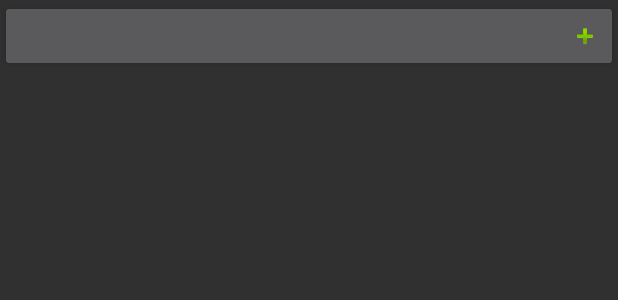
After one commit to Farijo/bo-shower-client, an Android app: the layout item_file_locale.xml on its own in the app's theme, with its tools: preview values and no code run, on a phone screen of 412 x 824 dp. The commit adds this screen. Shown: the top 300 px of the screen. Run offline under Robolectric (Android 15) with nearby library versions, the phone set to English and light mode, and no system bars.

Commit message:
ajout item fichier local

```diff
--- /dev/null
+++ b/app/src/main/res/layout/item_file_locale.xml
@@ -0,0 +1,30 @@
+<?xml version="1.0" encoding="utf-8"?>
+<RelativeLayout xmlns:android="http://schemas.android.com/apk/res/android"
+    xmlns:app="http://schemas.android.com/apk/res-auto"
+    xmlns:tools="http://schemas.android.com/tools"
+    android:id="@+id/launch_local"
+    style="@style/Widget.AppCompat.Button"
+    android:layout_width="match_parent"
+    android:layout_height="wrap_content"
+    android:gravity="center_vertical">
+
+    <TextView
+        android:id="@+id/name"
+        android:layout_width="wrap_content"
+        android:layout_height="wrap_content"
+        android:layout_alignParentLeft="true"
+        android:layout_alignParentStart="true"
+        android:layout_toLeftOf="@+id/launch_icon"
+        android:layout_toStartOf="@+id/launch_icon"
+        android:textColor="#ff00ddff"
+        android:textStyle="bold" />
+
+    <ImageView
+        android:id="@+id/launch_icon"
+        android:layout_width="20dp"
+        android:layout_height="20dp"
+        android:layout_alignParentEnd="true"
+        android:layout_alignParentRight="true"
+        app:srcCompat="@android:drawable/ic_input_add" />
+
+</RelativeLayout>
```
Also changed, not shown: app/src/main/java/farijo/com/starcraft_bo_shower/file_explorer/BOExplorerActivity.java (+22 -18 lines), app/src/main/java/farijo/com/starcraft_bo_shower/file_explorer/BOFileAdapter.java (+33 -17 lines).
